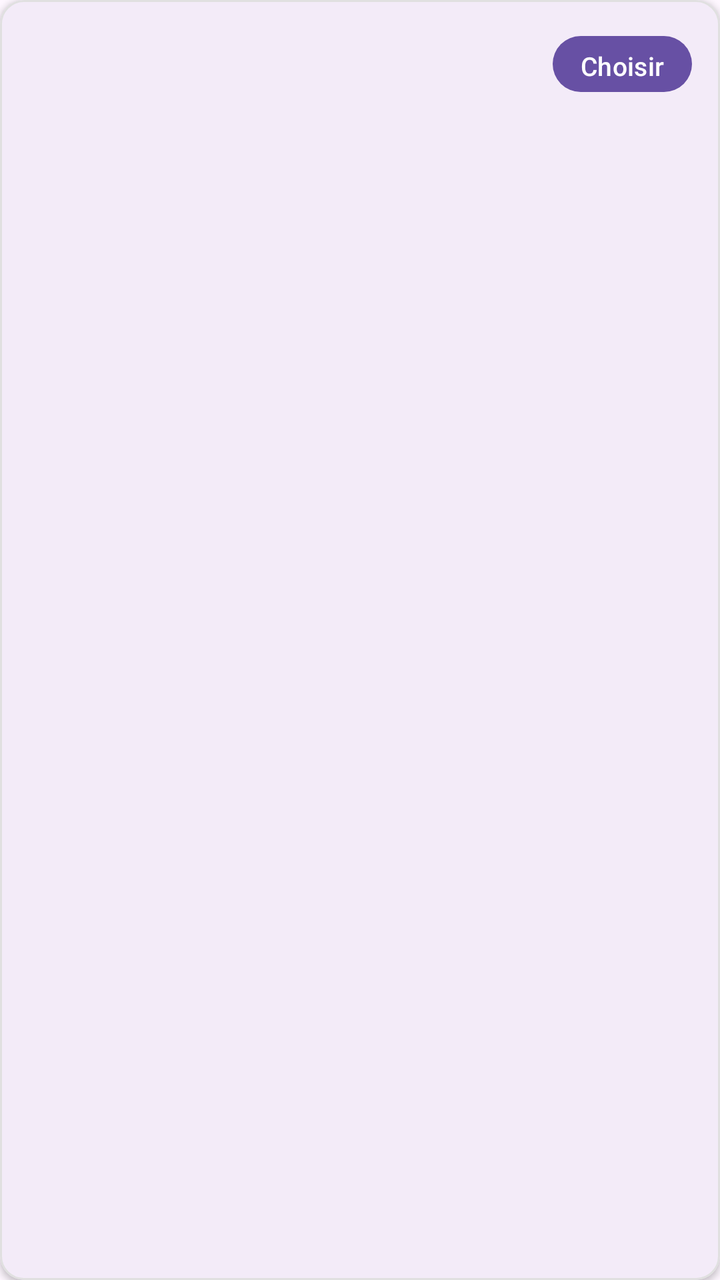
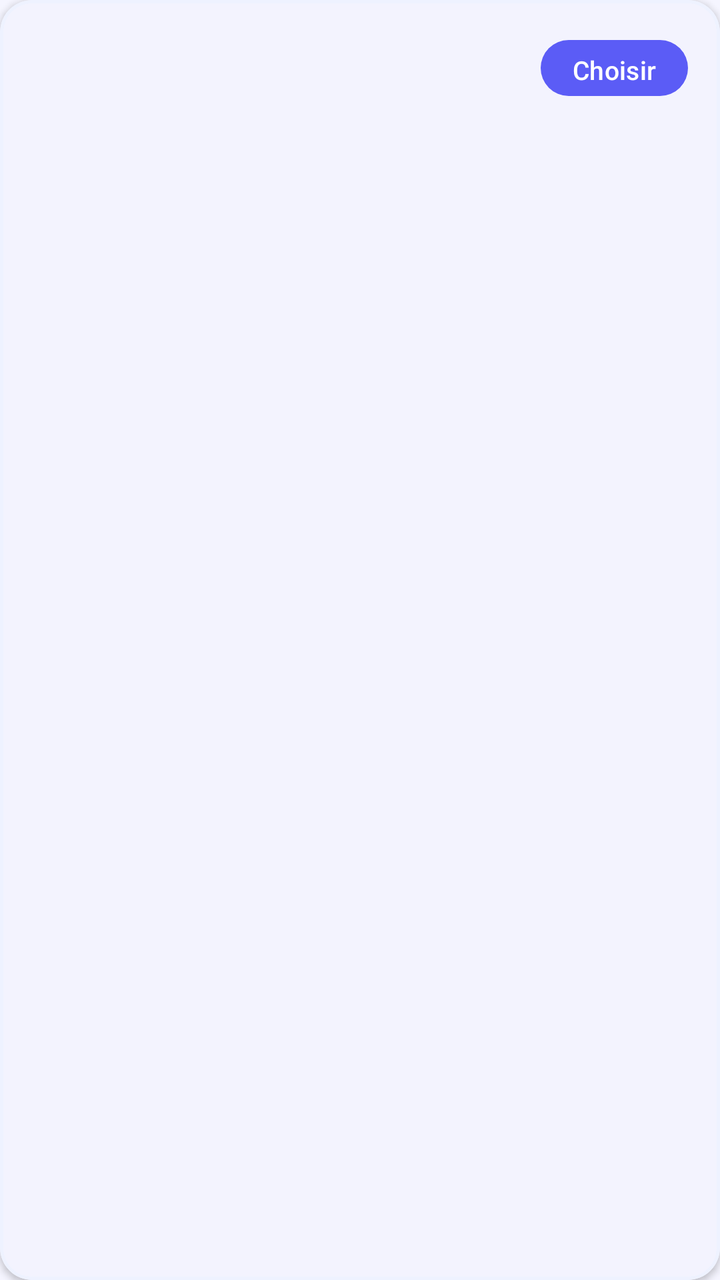

Screens rendered from an Android XML layout before and after an edit, with the pre-edit source and the edit as a unified diff.
<!-- AndroidManifest.xml: application theme Theme.Traveling -->
<!-- res/layout/item_path_option.xml -->
<?xml version="1.0" encoding="utf-8"?>
<com.google.android.material.card.MaterialCardView
    xmlns:android="http://schemas.android.com/apk/res/android"
    xmlns:app="http://schemas.android.com/apk/res-auto"
    android:layout_width="match_parent"
    android:layout_height="wrap_content"
    android:layout_marginBottom="10dp"
    app:cardCornerRadius="12dp"
    app:cardElevation="2dp"
    app:strokeWidth="1dp"
    app:strokeColor="#E0E0E0">

    <LinearLayout
        android:layout_width="match_parent"
        android:layout_height="wrap_content"
        android:orientation="vertical"
        android:padding="14dp">

        <LinearLayout
            android:layout_width="match_parent"
            android:layout_height="wrap_content"
            android:orientation="horizontal"
            android:gravity="center_vertical">

            <TextView
                android:id="@+id/tv_option_name"
                android:layout_width="0dp"
                android:layout_height="wrap_content"
                android:layout_weight="1"
                android:textSize="16sp"
                android:textStyle="bold"
                android:textColor="#6366F1" />

            <com.google.android.material.button.MaterialButton
                android:id="@+id/btn_option_select"
                android:layout_width="wrap_content"
                android:layout_height="36dp"
                android:minWidth="0dp"
                android:paddingHorizontal="14dp"
                android:text="Choisir"
                android:textSize="13sp"
                app:cornerRadius="18dp" />

        </LinearLayout>

        <TextView
            android:id="@+id/tv_option_metrics"
            android:layout_width="match_parent"
            android:layout_height="wrap_content"
            android:layout_marginTop="4dp"
            android:textSize="13sp"
            android:textColor="@android:color/darker_gray" />

        <TextView
            android:id="@+id/tv_option_steps"
            android:layout_width="match_parent"
            android:layout_height="wrap_content"
            android:layout_marginTop="6dp"
            android:textSize="12sp"
            android:textColor="#444444" />

    </LinearLayout>

</com.google.android.material.card.MaterialCardView>
<!-- resources referenced by this layout -->
<resources>
  <style name="Theme.Traveling" parent="Base.Theme.Traveling" />
  <style name="Base.Theme.Traveling" parent="Theme.Material3.DayNight.NoActionBar">
          
          
      </style>
</resources>

<!-- the commit's change to res/layout/item_path_option.xml (unified diff, before → after) -->
@@ -5,16 +5,17 @@
     android:layout_width="match_parent"
     android:layout_height="wrap_content"
     android:layout_marginBottom="10dp"
-    app:cardCornerRadius="12dp"
+    app:cardCornerRadius="16dp"
     app:cardElevation="2dp"
-    app:strokeWidth="1dp"
-    app:strokeColor="#E0E0E0">
+    app:strokeWidth="1.5dp"
+    app:strokeColor="@color/colorPrimaryLight"
+    app:cardBackgroundColor="@color/colorSurface">
 
     <LinearLayout
         android:layout_width="match_parent"
         android:layout_height="wrap_content"
         android:orientation="vertical"
-        android:padding="14dp">
+        android:padding="16dp">
 
         <LinearLayout
             android:layout_width="match_parent"
@@ -29,14 +30,14 @@
                 android:layout_weight="1"
                 android:textSize="16sp"
                 android:textStyle="bold"
-                android:textColor="#6366F1" />
+                android:textColor="@color/colorPrimary" />
 
             <com.google.android.material.button.MaterialButton
                 android:id="@+id/btn_option_select"
                 android:layout_width="wrap_content"
                 android:layout_height="36dp"
                 android:minWidth="0dp"
-                android:paddingHorizontal="14dp"
+                android:paddingHorizontal="16dp"
                 android:text="Choisir"
                 android:textSize="13sp"
                 app:cornerRadius="18dp" />
@@ -47,9 +48,9 @@
             android:id="@+id/tv_option_metrics"
             android:layout_width="match_parent"
             android:layout_height="wrap_content"
-            android:layout_marginTop="4dp"
+            android:layout_marginTop="6dp"
             android:textSize="13sp"
-            android:textColor="@android:color/darker_gray" />
+            android:textColor="@color/colorTextSecondary" />
 
         <TextView
             android:id="@+id/tv_option_steps"
@@ -57,7 +58,7 @@
             android:layout_height="wrap_content"
             android:layout_marginTop="6dp"
             android:textSize="12sp"
-            android:textColor="#444444" />
+            android:textColor="@color/colorTextPrimary" />
 
     </LinearLayout>
 
<!-- resource entries referenced after the edit -->
@@ -1,9 +1,36 @@
 <!-- resources referenced by this layout -->
 <resources>
+  <color name="colorPrimary">#5B5CF6</color>
+  <color name="colorPrimaryLight">#EEF2FF</color>
+  <color name="colorSurface">#FFFFFF</color>
+  <color name="colorTextPrimary">#1E1B4B</color>
+  <color name="colorTextSecondary">#6B7280</color>
   <style name="Theme.Traveling" parent="Base.Theme.Traveling" />
   <style name="Base.Theme.Traveling" parent="Theme.Material3.DayNight.NoActionBar">
-          
-          
+          <item name="colorPrimary">@color/colorPrimary</item>
+          <item name="colorOnPrimary">@color/white</item>
+          <item name="colorPrimaryContainer">@color/colorPrimaryLight</item>
+          <item name="colorOnPrimaryContainer">@color/colorPrimaryDark</item>
+          <item name="colorSecondary">@color/colorSecondary</item>
+          <item name="colorOnSecondary">@color/white</item>
+          <item name="colorSecondaryContainer">@color/colorAccentLight</item>
+          <item name="colorOnSecondaryContainer">@color/colorAccentDark</item>
+          <item name="android:colorBackground">@color/colorBackground</item>
+          <item name="colorSurface">@color/colorSurface</item>
+          <item name="colorOnSurface">@color/colorTextPrimary</item>
+          <item name="colorOnSurfaceVariant">@color/colorTextSecondary</item>
+          <item name="colorError">@color/colorError</item>
+          <item name="colorOutline">@color/colorDivider</item>
+          <item name="android:statusBarColor">@color/colorPrimaryDark</item>
+          <item name="android:navigationBarColor">@color/colorSurface</item>
       </style>
+  <color name="white">#FFFFFFFF</color>
+  <color name="colorPrimaryDark">#4338CA</color>
+  <color name="colorSecondary">#F59E0B</color>
+  <color name="colorAccentLight">#FEF3C7</color>
+  <color name="colorAccentDark">#D97706</color>
+  <color name="colorBackground">#F5F5FF</color>
+  <color name="colorError">#EF4444</color>
+  <color name="colorDivider">#E5E7EB</color>
 </resources>
 
